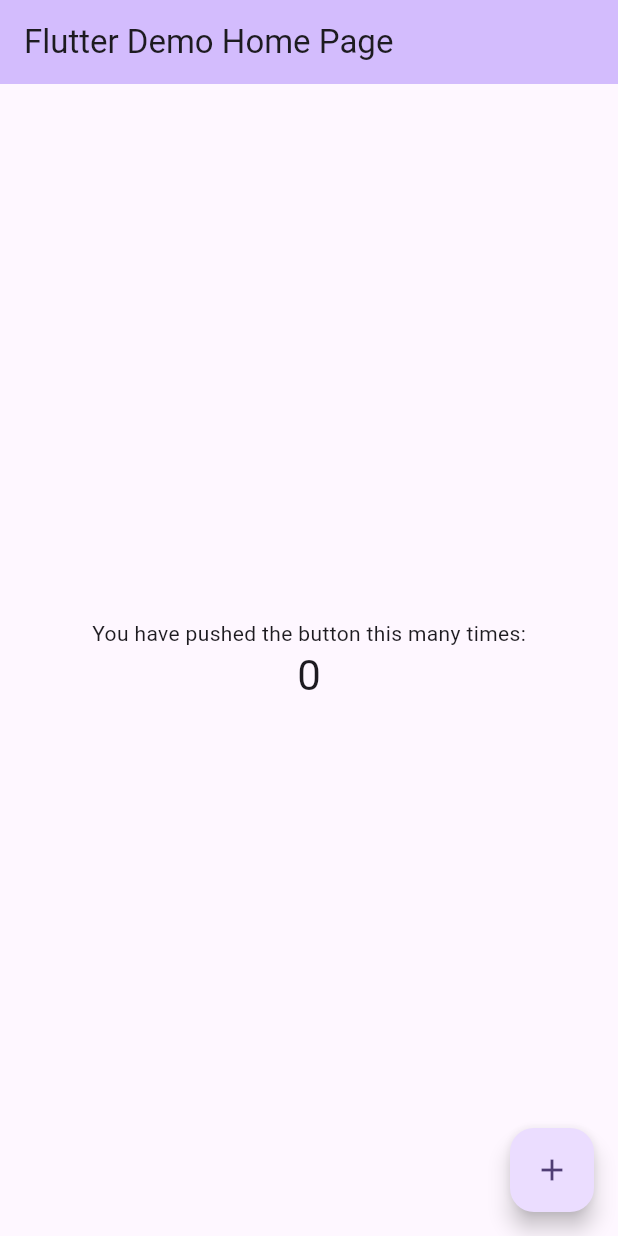
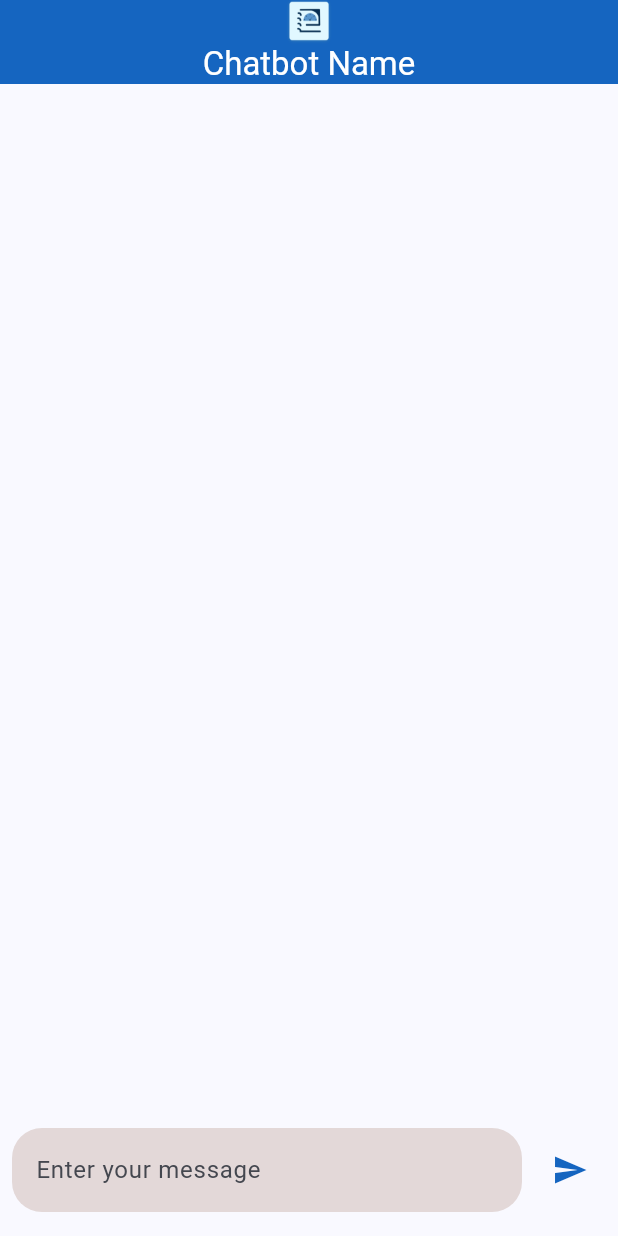
Before and after one commit to rovalen-joy/Final-Project-Sentiment-Analysis-Chatbot, a Flutter app: the screen it shows after launch, on a phone screen of 412 x 824 dp. Run offline on Flutter 3.47's test engine with Material 3 defaults, Android fonts, the phone set to English and light mode, and no system bars.

Commit message:
Coded the frontend of the chatbot

```diff
--- /dev/null
+++ b/frontend/lib/class/message.dart
@@ -0,0 +1,15 @@
+class Message {
+  final String sender;
+  final String content;
+
+  // Constructor
+  Message({required this.sender, required this.content});
+
+  factory Message.fromJson(Map<String, dynamic> json) {
+    return Message(
+        // the sender and res are the name of the
+        // params returned by Flask
+        sender: json['sender'],
+        content: json['content']);
+  }
+}
--- a/frontend/lib/main.dart
+++ b/frontend/lib/main.dart
@@ -1,4 +1,5 @@
 import 'package:flutter/material.dart';
+import 'screens/message_screen.dart';
 
 void main() {
   runApp(const MyApp());
@@ -11,7 +12,7 @@ class MyApp extends StatelessWidget {
   @override
   Widget build(BuildContext context) {
     return MaterialApp(
-      title: 'Flutter Demo',
+      title: 'ccs249 Final Requirements',
       theme: ThemeData(
         // This is the theme of your application.
         //
@@ -28,98 +29,11 @@ class MyApp extends StatelessWidget {
         //
         // This works for code too, not just values: Most code changes can be
         // tested with just a hot reload.
-        colorScheme: ColorScheme.fromSeed(seedColor: Colors.deepPurple),
+        colorScheme:
+            ColorScheme.fromSeed(seedColor: Color.fromARGB(255, 135, 174, 252)),
         useMaterial3: true,
       ),
-      home: const MyHomePage(title: 'Flutter Demo Home Page'),
+      home: MessageScreen(),
     );
   }
 }
-
-class MyHomePage extends StatefulWidget {
-  const MyHomePage({super.key, required this.title});
-
-  // This widget is the home page of your application. It is stateful, meaning
-  // that it has a State object (defined below) that contains fields that affect
-  // how it looks.
-
-  // This class is the configuration for the state. It holds the values (in this
-  // case the title) provided by the parent (in this case the App widget) and
-  // used by the build method of the State. Fields in a Widget subclass are
-  // always marked "final".
-
-  final String title;
-
-  @override
-  State<MyHomePage> createState() => _MyHomePageState();
-}
-
-class _MyHomePageState extends State<MyHomePage> {
-  int _counter = 0;
-
-  void _incrementCounter() {
-    setState(() {
-      // This call to setState tells the Flutter framework that something has
-      // changed in this State, which causes it to rerun the build method below
-      // so that the display can reflect the updated values. If we changed
-      // _counter without calling setState(), then the build method would not be
-      // called again, and so nothing would appear to happen.
-      _counter++;
-    });
-  }
-
-  @override
-  Widget build(BuildContext context) {
-    // This method is rerun every time setState is called, for instance as done
-    // by the _incrementCounter method above.
-    //
-    // The Flutter framework has been optimized to make rerunning build methods
-    // fast, so that you can just rebuild anything that needs updating rather
-    // than having to individually change instances of widgets.
-    return Scaffold(
-      appBar: AppBar(
-        // TRY THIS: Try changing the color here to a specific color (to
-        // Colors.amber, perhaps?) and trigger a hot reload to see the AppBar
-        // change color while the other colors stay the same.
-        backgroundColor: Theme.of(context).colorScheme.inversePrimary,
-        // Here we take the value from the MyHomePage object that was created by
-        // the App.build method, and use it to set our appbar title.
-        title: Text(widget.title),
-      ),
-      body: Center(
-        // Center is a layout widget. It takes a single child and positions it
-        // in the middle of the parent.
-        child: Column(
-          // Column is also a layout widget. It takes a list of children and
-          // arranges them vertically. By default, it sizes itself to fit its
-          // children horizontally, and tries to be as tall as its parent.
-          //
-          // Column has various properties to control how it sizes itself and
-          // how it positions its children. Here we use mainAxisAlignment to
-          // center the children vertically; the main axis here is the vertical
-          // axis because Columns are vertical (the cross axis would be
-          // horizontal).
-          //
-          // TRY THIS: Invoke "debug painting" (choose the "Toggle Debug Paint"
-          // action in the IDE, or press "p" in the console), to see the
-          // wireframe for each widget.
-          mainAxisAlignment: MainAxisAlignment.center,
-          children: <Widget>[
-            const Text(
-              'You have pushed the button this many times:',
-            ),
-            Text(
-              '$_counter',
-              style: Theme.of(context).textTheme.headlineMedium,
-            ),
-          ],
-        ),
-      ),
-      floatingActionButton: FloatingActionButton(
-        onPressed: _incrementCounter,
-        tooltip: 'Increment',
-        child: const Icon(Icons.add),
-      ), // This trailing comma makes auto-formatting nicer for build methods.
-    );
-  }
-}
--- /dev/null
+++ b/frontend/lib/screens/message_screen.dart
@@ -0,0 +1,149 @@
+import 'package:flutter/material.dart';
+import '../class/message.dart';
+
+class MessageScreen extends StatefulWidget {
+  @override
+  _MessageScreenState createState() => _MessageScreenState();
+}
+
+class _MessageScreenState extends State<MessageScreen> {
+  final TextEditingController _controller = TextEditingController();
+  List<Message> messages = [];
+
+  void sendMessage() {
+    // Function that handles sending of messages
+    String trimmedText = _controller.text.trim();
+
+//Error Dialogs
+    if (trimmedText.isEmpty) {
+      // Check if the text is empty and shows and error if true
+      showErrorDialog("Please enter at least one non-space character.");
+    } else if (trimmedText.length > 250) {
+      // Check if the text exceeds 250 chars and shows an error if true
+      showErrorDialog("The message cannot exceed 250 characters.");
+    } else if (!containsValidCharacters(trimmedText)) {
+      //Check if the userinputs a text and not punctuation alone
+      showErrorDialog(
+          "Please enter a real word. Punctuation alone is not allowed.");
+    } else {
+      setState(() {
+        messages.insert(0, Message(sender: "me", content: trimmedText));
+        _controller.clear(); // Clearing the text field after user enter a texts
+      });
+    }
+  }
+
+  bool containsValidCharacters(String text) {
+    // Check if the text contains any alphabetic characters
+    return text.contains(RegExp(r'[a-zA-Z]'));
+  }
+
+// Error dialog display
+  void showErrorDialog(String message) {
+    showDialog(
+      context: context,
+      builder: (BuildContext context) {
+        return AlertDialog(
+          title: Text("Error"),
+          content: Text(message),
+          actions: <Widget>[
+            TextButton(
+              child: Text("OK"),
+              onPressed: () {
+                Navigator.of(context).pop();
+              },
+            ),
+          ],
+        );
+      },
+    );
+  }
+
+  @override
+  Widget build(BuildContext context) {
+    return Scaffold(
+      appBar: AppBar(
+        backgroundColor: Colors.blue[800],
+        centerTitle: true,
+        title: Column(
+          mainAxisAlignment: MainAxisAlignment.center,
+          children: <Widget>[
+            Image.asset('assets/logo.png',
+                height: 30), // logo image [temporary only, need pa e change]
+            Text('Chatbot Name',
+                style:
+                    TextStyle(color: Colors.white)), // Insert name of chatbot
+          ],
+        ),
+      ),
+      body: Column(
+        children: <Widget>[
+          Expanded(
+            child: ListView.builder(
+              itemCount: messages.length, // Number of messages
+              reverse: true,
+              itemBuilder: (context, index) {
+                bool isMe =
+                    messages[index].sender == "me"; // Check the message of user
+                return Align(
+                  alignment:
+                      isMe ? Alignment.centerRight : Alignment.centerLeft,
+                  child: Container(
+                    margin: EdgeInsets.all(8),
+                    padding: EdgeInsets.symmetric(vertical: 10, horizontal: 14),
+                    decoration: BoxDecoration(
+                      color: isMe ? Colors.blue[300] : Colors.grey[300],
+                      borderRadius: BorderRadius.circular(20),
+                    ),
+                    child: Text(
+                      messages[index].content,
+                      style:
+                          TextStyle(color: isMe ? Colors.white : Colors.black),
+                    ),
+                  ),
+                );
+              },
+            ),
+          ),
+          Padding(
+            padding: const EdgeInsets.fromLTRB(8.0, 8.0, 8.0, 16.0),
+            child: Row(
+              children: [
+                Expanded(
+                  child: TextField(
+                    // textfield for the user input
+                    controller: _controller,
+                    onChanged: (text) {
+                      setState(() {});
+                    },
+                    onSubmitted: (text) => sendMessage(),
+                    decoration: InputDecoration(
+                      hintText: 'Enter your message',
+                      filled: true,
+                      fillColor: Color.fromARGB(255, 227, 216, 216),
+                      border: OutlineInputBorder(
+                        borderSide: BorderSide.none,
+                        borderRadius: BorderRadius.circular(20),
+                      ),
+                      suffixText:
+                          '${_controller.text.length}/250', // Character count
+                    ),
+                    keyboardType: TextInputType.multiline,
+                    maxLines: 1,
+                    textInputAction: TextInputAction.send,
+                  ),
+                ),
+                SizedBox(width: 8),
+                IconButton(
+                  icon: Icon(Icons.send, color: Colors.blue[800]),
+                  onPressed:
+                      sendMessage, // when user hit "enter" it will send the message
+                ),
+              ],
+            ),
+          ),
+        ],
+      ),
+    );
+  }
+}
--- a/frontend/pubspec.yaml
+++ b/frontend/pubspec.yaml
@@ -52,6 +52,9 @@ dev_dependencies:
 
 # The following section is specific to Flutter packages.
 flutter:
+  assets:
+    - assets/logo.png
+
 
   # The following line ensures that the Material Icons font is
   # included with your application, so that you can use the icons in
```
Also changed, not shown: frontend/lib/api handler/api.dart (added, +26 -0 lines), frontend/assets/logo.png (added).
